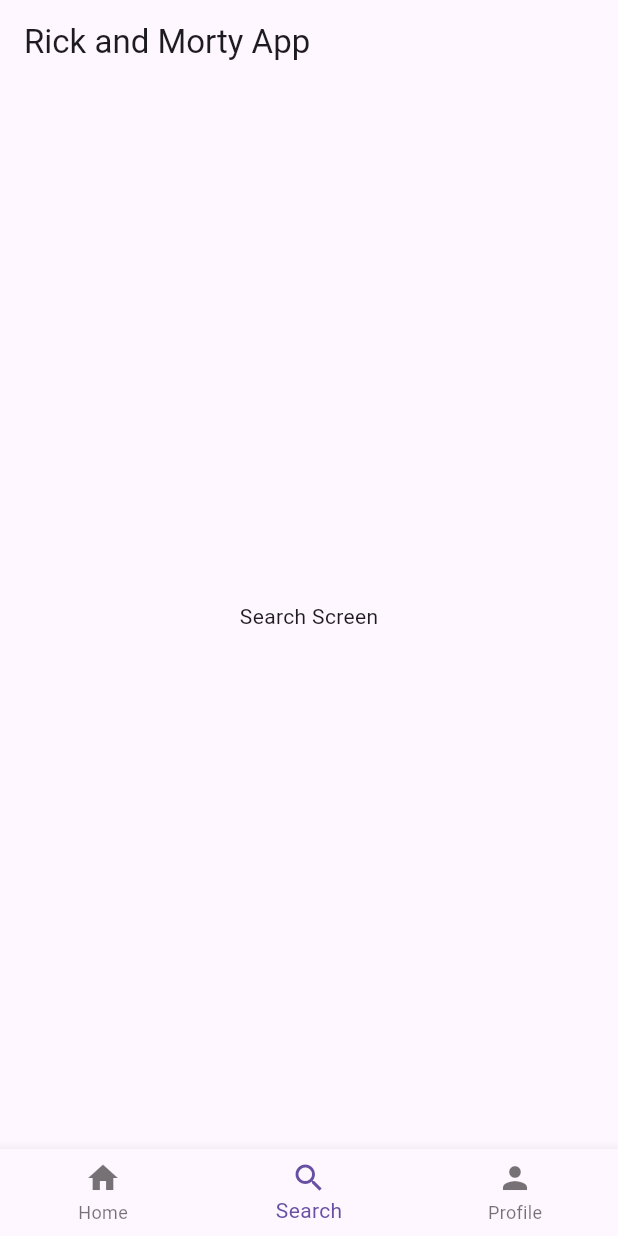
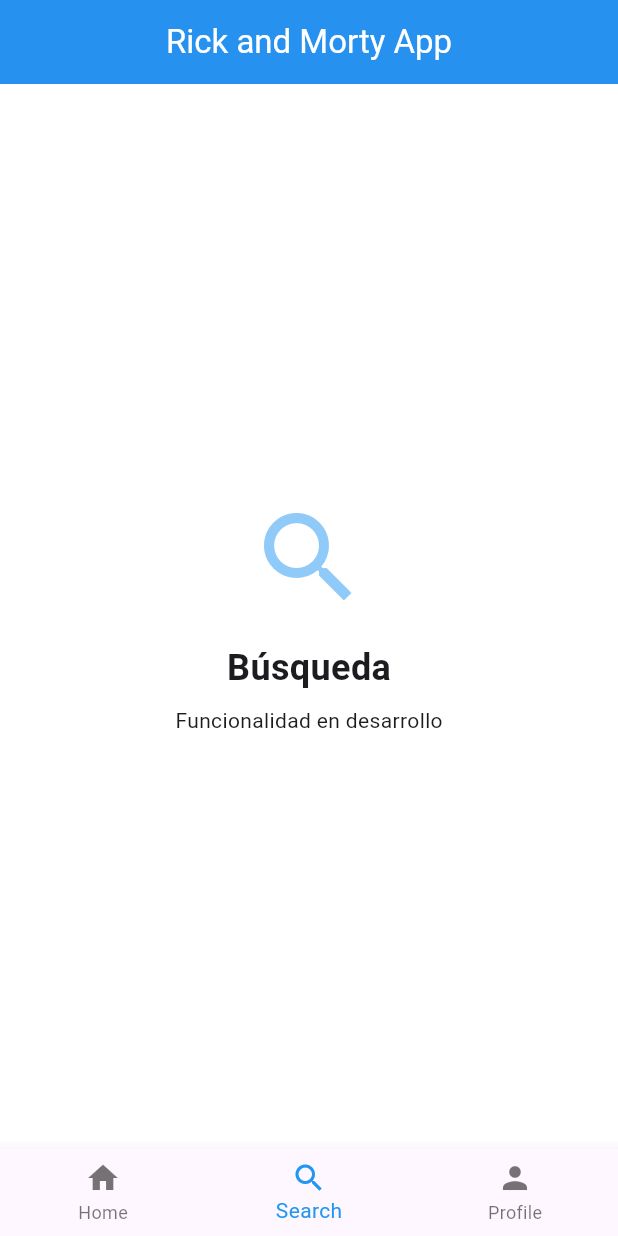
Before and after one commit to camedi445/g_61_test, a Flutter app: the screen it shows after launch, item 2 of the bottom bar chosen, on a phone screen of 412 x 824 dp. Run offline on Flutter 3.47's test engine with Material 3 defaults, Android fonts, the phone set to English and light mode, and no system bars; our stand-ins replace flutter_riverpod; network calls fail.

Commit message:
more fixes

```diff
--- a/lib/main.dart
+++ b/lib/main.dart
@@ -1,6 +1,9 @@
 import 'package:flutter/material.dart';
-import 'dart:convert';
-import 'package:http/http.dart' as http;
+import 'package:flutter_riverpod/flutter_riverpod.dart';
+import 'views/home_screen.dart';
+import 'views/character_detail_screen.dart';
+import 'models/character.dart';
+import 'providers/character_providers.dart';
 
 void main() {
   runApp(const MainApp());
@@ -11,81 +14,87 @@
 
   @override
   Widget build(BuildContext context) {
-    return MaterialApp(
-      debugShowCheckedModeBanner: true,
-      theme: ThemeData(primarySwatch: Colors.blue),
-      home: MyHomePage(),
+    return ProviderScope(
+      child: MaterialApp(
+        debugShowCheckedModeBanner: false,
+        theme: ThemeData(
+          primarySwatch: Colors.blue,
+          scaffoldBackgroundColor: Colors.white,
+          appBarTheme: const AppBarTheme(
+            backgroundColor: Colors.blue,
+            elevation: 0,
+            centerTitle: true,
+            foregroundColor: Colors.white,
+          ),
+          cardTheme: CardTheme(
+            shape: RoundedRectangleBorder(
+              borderRadius: BorderRadius.circular(12),
+            ),
+          ),
+        ),
+        home: const MyHomePage(),
+      ),
     );
   }
 }
 
-class MyHomePage extends StatefulWidget {
+class MyHomePage extends ConsumerStatefulWidget {
+  const MyHomePage({super.key});
   @override
-  _MyHomePageState createState() => _MyHomePageState();
+  ConsumerState<MyHomePage> createState() => _MyHomePageState();
 }
 
-class _MyHomePageState extends State<MyHomePage> {
+class _MyHomePageState extends ConsumerState<MyHomePage> {
   int _selectedIndex = 0;
-  var characters = [];
-  var isLoading = false;
-  var selectedCharacter;
-  var showCharacterDetail = false;
-
-  @override
-  void initState() {
-    super.initState();
-    fetchCharacters();
-  }
-
-  fetchCharacters() async {
-    setState(() {
-      isLoading = true;
-    });
-
-    var response = await http.get(
-      Uri.parse('https://rickandmortyapi.com/api/character'),
-    );
-    if (response.statusCode == 200) {
-      var data = jsonDecode(response.body);
-      setState(() {
-        characters = data['results'];
-        isLoading = false;
-      });
-    } else {
-      setState(() {
-        isLoading = false;
-      });
-    }
-  }
 
   @override
   Widget build(BuildContext context) {
+    final selectedCharacter = ref.watch(selectedCharacterProvider);
     return Scaffold(
-      appBar: AppBar(title: Text('Rick and Morty App')),
-      body:
-          _selectedIndex == 0
-              ? showCharacterDetail
-                  ? CharacterDetailScreen(
-                    character: selectedCharacter,
-                    onBack: () {
-                      setState(() {
-                        showCharacterDetail = false;
-                      });
-                    },
-                  )
-                  : HomeScreen(
-                    characters: characters,
-                    isLoading: isLoading,
-                    onCharacterTap: (character) {
-                      setState(() {
-                        selectedCharacter = character;
-                        showCharacterDetail = true;
-                      });
-                    },
-                  )
-              : _selectedIndex == 1
-              ? Center(child: Text('Search Screen'))
-              : Center(child: Text('Profile Screen')),
+      appBar: AppBar(
+        title: const Text('Rick and Morty App'),
+        elevation: 2,
+      ),
+      body: _selectedIndex == 0
+          ? (selectedCharacter != null
+              ? CharacterDetailScreen(
+                  character: selectedCharacter,
+                  onBack: () => ref.read(selectedCharacterProvider.notifier).state = null,
+                )
+              : HomeScreen(
+                  onCharacterTap: (character) => ref.read(selectedCharacterProvider.notifier).state = character,
+                ))
+          : _selectedIndex == 1
+              ? Center(
+                  child: Column(
+                    mainAxisAlignment: MainAxisAlignment.center,
+                    children: [
+                      Icon(Icons.search, size: 80, color: Colors.blue.withOpacity(0.5)),
+                      const SizedBox(height: 16),
+                      const Text(
+                        'Búsqueda',
+                        style: TextStyle(fontSize: 24, fontWeight: FontWeight.bold),
+                      ),
+                      const SizedBox(height: 8),
+                      const Text('Funcionalidad en desarrollo'),
+                    ],
+                  ),
+                )
+              : Center(
+                  child: Column(
+                    mainAxisAlignment: MainAxisAlignment.center,
+                    children: [
+                      Icon(Icons.person, size: 80, color: Colors.blue.withOpacity(0.5)),
+                      const SizedBox(height: 16),
+                      const Text(
+                        'Perfil',
+                        style: TextStyle(fontSize: 24, fontWeight: FontWeight.bold),
+                      ),
+                      const SizedBox(height: 8),
+                      const Text('Funcionalidad en desarrollo'),
+                    ],
+                  ),
+                ),
       bottomNavigationBar: BottomNavigationBar(
         items: const <BottomNavigationBarItem>[
           BottomNavigationBarItem(icon: Icon(Icons.home), label: 'Home'),
@@ -93,70 +102,18 @@
           BottomNavigationBarItem(icon: Icon(Icons.person), label: 'Profile'),
         ],
         currentIndex: _selectedIndex,
+        selectedItemColor: Colors.blue,
+        elevation: 8,
         onTap: (index) {
           setState(() {
             _selectedIndex = index;
+            // Si cambiamos de pestaña, limpiamos el personaje seleccionado
+            if (index != 0) {
+              ref.read(selectedCharacterProvider.notifier).state = null;
+            }
           });
         },
       ),
     );
   }
 }
-
-class HomeScreen extends StatelessWidget {
-  final List characters;
-  final bool isLoading;
-  final Function onCharacterTap;
-
-  const HomeScreen({
-    required this.characters,
-    required this.isLoading,
-    required this.onCharacterTap,
-  });
-
-  @override
-  Widget build(BuildContext context) {
-    if (isLoading) {
-      return Center(child: CircularProgressIndicator());
-    }
-
-    return ListView.builder(
-      itemCount: characters.length,
-      itemBuilder: (context, index) {
-        var character = characters[index];
-        return ListTile(
-          leading: Image.network(character['image']),
-          title: Text(character['name']),
-          subtitle: Text('Status: ${character['status']}'),
-          onTap: () => onCharacterTap(character),
-        );
-      },
-    );
-  }
-}
-
-class CharacterDetailScreen extends StatelessWidget {
-  final dynamic character;
-  final Function onBack;
-
-  const CharacterDetailScreen({required this.character, required this.onBack});
-
-  @override
-  Widget build(BuildContext context) {
-    return Column(
-      children: [
-        IconButton(icon: Icon(Icons.arrow_back), onPressed: () => onBack()),
-        Image.network(character['image'], height: 200),
-        Text(
-          character['name'],
-          style: TextStyle(fontSize: 24, fontWeight: FontWeight.bold),
-        ),
-        Text('Status: ${character['status']}'),
-        Text('Species: ${character['species']}'),
-        Text('Gender: ${character['gender']}'),
-        Text('Origin: ${character['origin']['name']}'),
-        Text('Location: ${character['location']['name']}'),
-      ],
-    );
-  }
-}
```
Also changed, not shown: lib/controllers/character_controller.dart (added, +18 -0 lines), lib/models/character.dart (added, +35 -0 lines), lib/providers/character_providers.dart (added, +12 -0 lines), lib/views/character_detail_screen.dart (added, +168 -0 lines), lib/views/home_screen.dart (added, +145 -0 lines), 1 other file.
